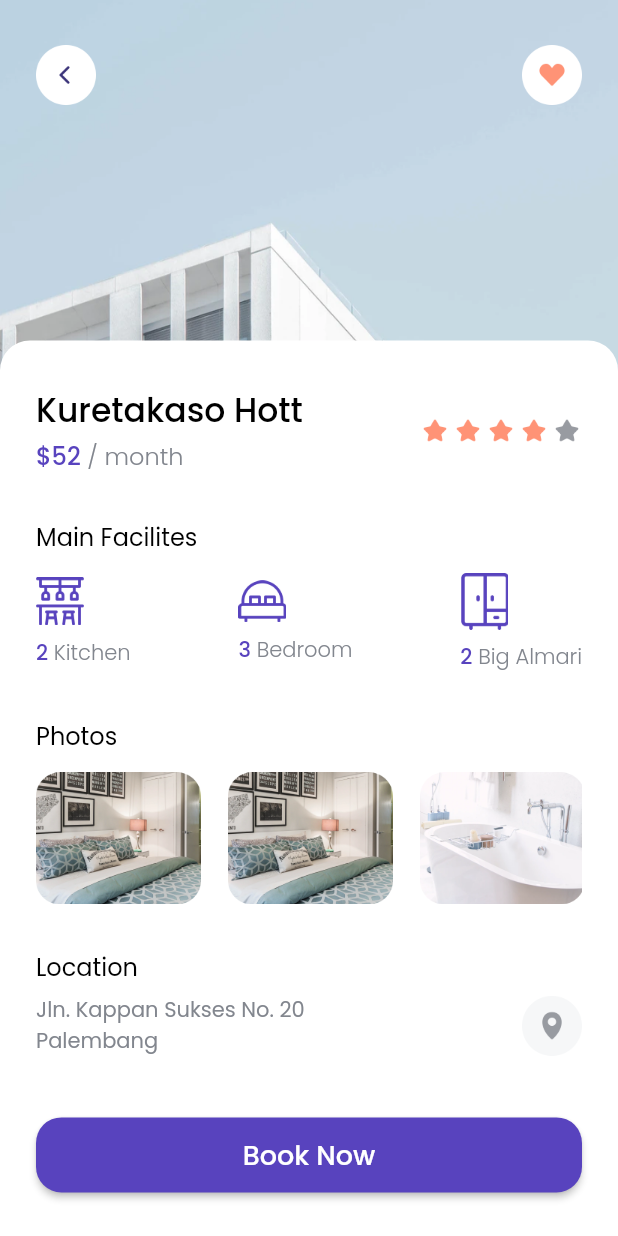
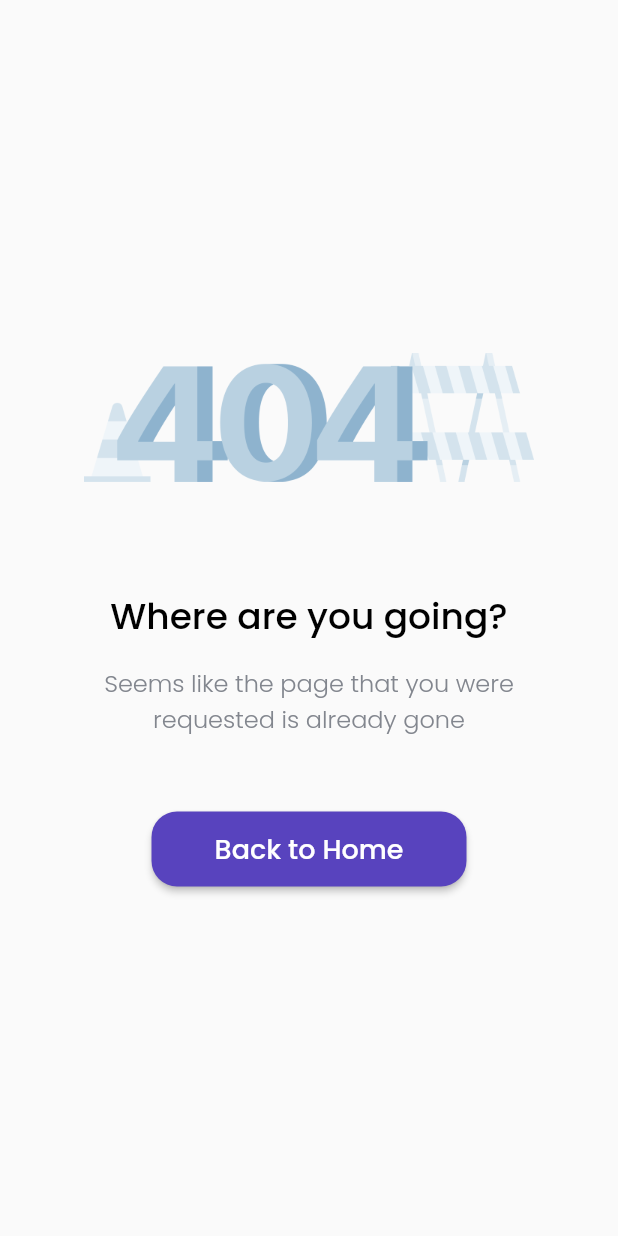
Before and after one commit to kevinrisqi/flutter-find-house, a Flutter app: the DetailPage screen opened directly, scrolled down 101 dp, after a tap on "Book Now", on a phone screen of 412 x 824 dp. Run offline on Flutter 3.47's test engine with Material 2 defaults, Android fonts, the phone set to English and light mode, and no system bars; our stand-ins replace google_fonts.

Commit message:
Create Error Page

```diff
--- a/lib/pages/detail_page.dart
+++ b/lib/pages/detail_page.dart
@@ -1,21 +1,26 @@
 import 'package:flutter/material.dart';
+import 'package:flutter_find_house/pages/error_page.dart';
 import 'package:flutter_find_house/themes.dart';
 import 'package:flutter_find_house/widgets/facility_item.dart';
 import 'package:url_launcher/url_launcher.dart';
 
 class DetailPage extends StatelessWidget {
-  const DetailPage({Key? key}) : super(key: key);
-
-  launchUrl(String url) async {
-    if (await canLaunch(url)) {
-      launch(url);
-    } else {
-      throw (url);
-    }
-  }
 
   @override
   Widget build(BuildContext context) {
+    launchUrl(String url) async {
+      if (await canLaunch(url)) {
+        launch(url);
+      } else {
+        Navigator.push(
+          context,
+          MaterialPageRoute(
+            builder: (context) => ErrorPage(),
+          ),
+        );
+      }
+    }
+
     return Scaffold(
       backgroundColor: whiteColor,
       body: SafeArea(
@@ -242,7 +247,8 @@
                             ),
                             InkWell(
                               onTap: () {
-                                launchUrl('https://bit.ly/3Jz2vnt');
+                                // launchUrl('https://bit.ly/3Jz2vnt');
+                                launchUrl('sdafdasf');
                               },
                               child: Container(
                                 width: 40,
--- /dev/null
+++ b/lib/pages/error_page.dart
@@ -0,0 +1,75 @@
+import 'package:flutter/material.dart';
+import 'package:flutter_find_house/pages/home_page.dart';
+import 'package:flutter_find_house/themes.dart';
+
+class ErrorPage extends StatelessWidget {
+  const ErrorPage({Key? key}) : super(key: key);
+
+  @override
+  Widget build(BuildContext context) {
+    return Scaffold(
+      body: SafeArea(
+        child: Center(
+          child: Column(
+            mainAxisAlignment: MainAxisAlignment.center,
+            children: [
+              Image.asset(
+                'assets/image_error.png',
+                width: 300,
+                height: 90,
+              ),
+              SizedBox(
+                height: 70,
+              ),
+              Text(
+                'Where are you going?',
+                style: blackTextStyle.copyWith(
+                  fontSize: 24,
+                ),
+              ),
+              SizedBox(
+                height: 14,
+              ),
+              Text(
+                'Seems like the page that you were \nrequested is already gone',
+                style: greyTextStyle.copyWith(
+                  fontSize: 16,
+                ),
+                textAlign: TextAlign.center,
+              ),
+              SizedBox(
+                height: 50,
+              ),
+              Container(
+                width: 210,
+                height: 50,
+                child: ElevatedButton(
+                  onPressed: () {
+                    Navigator.pushAndRemoveUntil(
+                        context,
+                        MaterialPageRoute(
+                          builder: (context) => HomePage(),
+                        ),
+                        (route) => false);
+                  },
+                  style: ElevatedButton.styleFrom(
+                    primary: purpleColor,
+                    shape: RoundedRectangleBorder(
+                      borderRadius: BorderRadius.circular(17),
+                    ),
+                  ),
+                  child: Text(
+                    'Back to Home',
+                    style: whiteTextStyle.copyWith(
+                      fontSize: 18,
+                    ),
+                  ),
+                ),
+              )
+            ],
+          ),
+        ),
+      ),
+    );
+  }
+}
```
